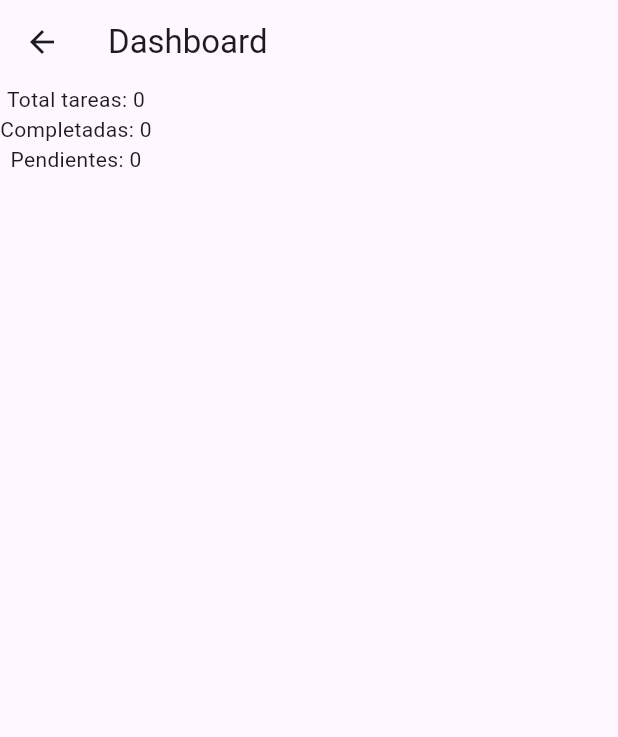
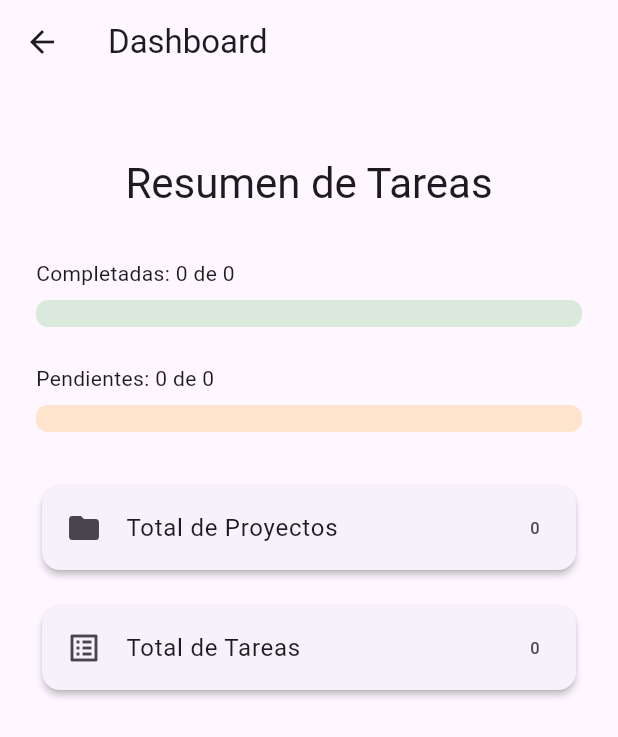
Before and after one commit to Whadyjm/tasksandprojects, a Flutter app: the DashboardScreen screen opened directly, on a phone screen of 412 x 824 dp. Shown: the top 737 px of the screen. Run offline on Flutter 3.47's test engine with Material 2 defaults, Android fonts, the phone set to English and light mode, and no system bars.

Commit message:
mejora de UI en dashboard para hacerlo mas intuitivo

```diff
--- a/lib/screens/dashboard_screen.dart
+++ b/lib/screens/dashboard_screen.dart
@@ -10,15 +10,93 @@ class DashboardScreen extends StatelessWidget {
     final completed = allTasks.where((t) => t.completed).length;
     final pending = allTasks.length - completed;
 
+    double completedPercent = allTasks.isEmpty ? 0 : completed / allTasks.length;
+    double pendingPercent = allTasks.isEmpty ? 0 : pending / allTasks.length;
+
     return Scaffold(
-      appBar: AppBar(title: Text('Dashboard')),
-      body: Column(
-        children: [
-          Text('Total tareas: ${allTasks.length}'),
-          Text('Completadas: $completed'),
-          Text('Pendientes: $pending'),
-        ],
+      appBar: AppBar(title: const Text('Dashboard')),
+      body: Padding(
+        padding: const EdgeInsets.all(24.0),
+        child: Column(
+          children: [
+            const SizedBox(height: 24),
+            Text(
+              'Resumen de Tareas',
+              style: Theme.of(context).textTheme.headlineMedium,
+            ),
+            const SizedBox(height: 32),
+            _StatBar(
+              label: 'Completadas',
+              value: completed,
+              total: allTasks.length,
+              color: Colors.green,
+              percent: completedPercent,
+            ),
+            const SizedBox(height: 24),
+            _StatBar(
+              label: 'Pendientes',
+              value: pending,
+              total: allTasks.length,
+              color: Colors.orange,
+              percent: pendingPercent,
+            ),
+            const SizedBox(height: 32),
+            Card(
+              elevation: 2,
+              child: ListTile(
+                leading: const Icon(Icons.folder),
+                title: const Text('Total de Proyectos'),
+                trailing: Text('${projects.length}'),
+              ),
+            ),
+            const SizedBox(height: 16),
+            Card(
+              elevation: 2,
+              child: ListTile(
+                leading: const Icon(Icons.list_alt),
+                title: const Text('Total de Tareas'),
+                trailing: Text('${allTasks.length}'),
+              ),
+            ),
+          ],
+        ),
       ),
     );
   }
 }
+
+class _StatBar extends StatelessWidget {
+  final String label;
+  final int value;
+  final int total;
+  final Color color;
+  final double percent;
+
+  const _StatBar({
+    required this.label,
+    required this.value,
+    required this.total,
+    required this.color,
+    required this.percent,
+  });
+
+  @override
+  Widget build(BuildContext context) {
+    return Column(
+      crossAxisAlignment: CrossAxisAlignment.start,
+      children: [
+        Text('$label: $value de $total'),
+        const SizedBox(height: 8),
+        ClipRRect(
+          borderRadius: BorderRadius.circular(8),
+          child: LinearProgressIndicator(
+            value: percent,
+            minHeight: 18,
+            backgroundColor: color.withOpacity(0.2),
+            valueColor: AlwaysStoppedAnimation<Color>(color),
+          ),
+        ),
+      ],
+    );
+  }
+}
--- a/lib/screens/projects_screen.dart
+++ b/lib/screens/projects_screen.dart
@@ -1,6 +1,7 @@
 import 'package:flutter/material.dart';
 import 'package:provider/provider.dart';
 import 'package:tasksandprojects/providers/auth_provider.dart';
+import 'package:tasksandprojects/screens/dashboard_screen.dart';
 import 'package:tasksandprojects/screens/login_screen.dart';
 import '../providers/project_provider.dart';
 import '../models/project.dart';
@@ -164,6 +165,12 @@ class ProjectsScreen extends StatelessWidget {
       appBar: AppBar(
         title: const Text('Proyectos'),
         actions: [
+          IconButton(
+              onPressed: () =>
+                  Navigator.push(context, MaterialPageRoute(builder: (context) {
+                    return DashboardScreen();
+                  })),
+              icon: const Icon(Icons.dashboard_customize_rounded)),
           IconButton(
               onPressed: () {
                 AuthProvider().logout();
```
